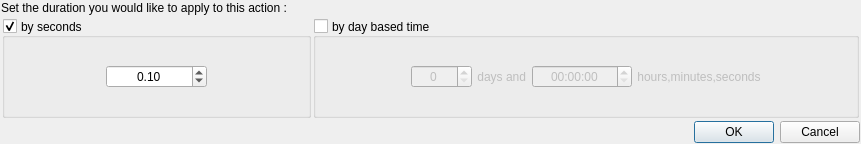
Old version of the form ui/createactiondialog/CreateWaitActionDialog.ui in the repository AmirHammouteneEI/ScheduledPasteAndKeys.
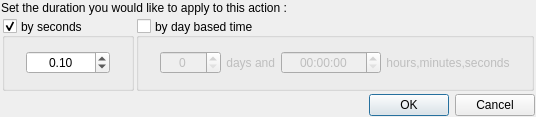
New version of the form.

What changed in the file:
```diff
--- a/ui/createactiondialog/CreateWaitActionDialog.ui
+++ b/ui/createactiondialog/CreateWaitActionDialog.ui
@@ -6,8 +6,8 @@
    <rect>
     <x>0</x>
     <y>0</y>
-    <width>861</width>
-    <height>144</height>
+    <width>536</width>
+    <height>117</height>
    </rect>
   </property>
   <property name="windowTitle">
@@ -99,11 +99,11 @@
             <enum>Qt::Horizontal</enum>
            </property>
            <property name="sizeType">
-            <enum>QSizePolicy::MinimumExpanding</enum>
+            <enum>QSizePolicy::Policy::Preferred</enum>
            </property>
            <property name="sizeHint" stdset="0">
             <size>
-             <width>94</width>
+             <width>20</width>
              <height>20</height>
             </size>
            </property>
@@ -143,11 +143,11 @@
             <enum>Qt::Horizontal</enum>
            </property>
            <property name="sizeType">
-            <enum>QSizePolicy::MinimumExpanding</enum>
+            <enum>QSizePolicy::Policy::Preferred</enum>
            </property>
            <property name="sizeHint" stdset="0">
             <size>
-             <width>94</width>
+             <width>20</width>
              <height>20</height>
             </size>
            </property>
@@ -205,7 +205,7 @@
            </property>
            <property name="sizeHint" stdset="0">
             <size>
-             <width>94</width>
+             <width>20</width>
              <height>20</height>
             </size>
            </property>
@@ -267,7 +267,7 @@
            </property>
            <property name="sizeHint" stdset="0">
             <size>
-             <width>94</width>
+             <width>20</width>
              <height>20</height>
             </size>
            </property>
```
Left out of the diff: 28 changed lines with no effect on the pictures.
